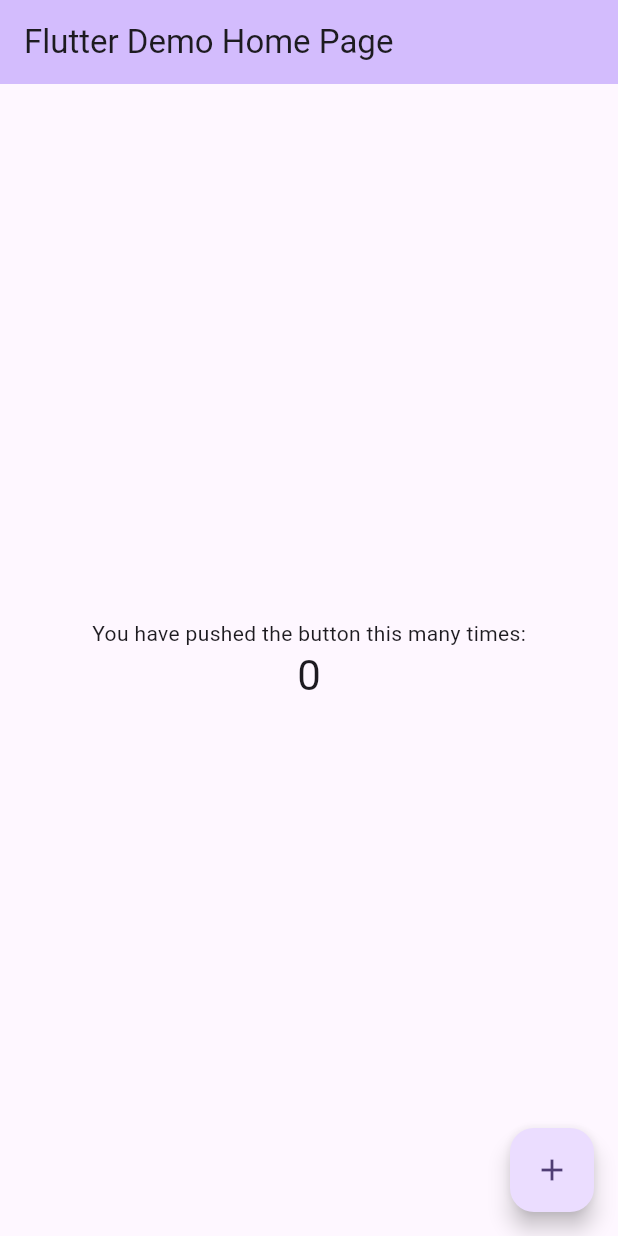
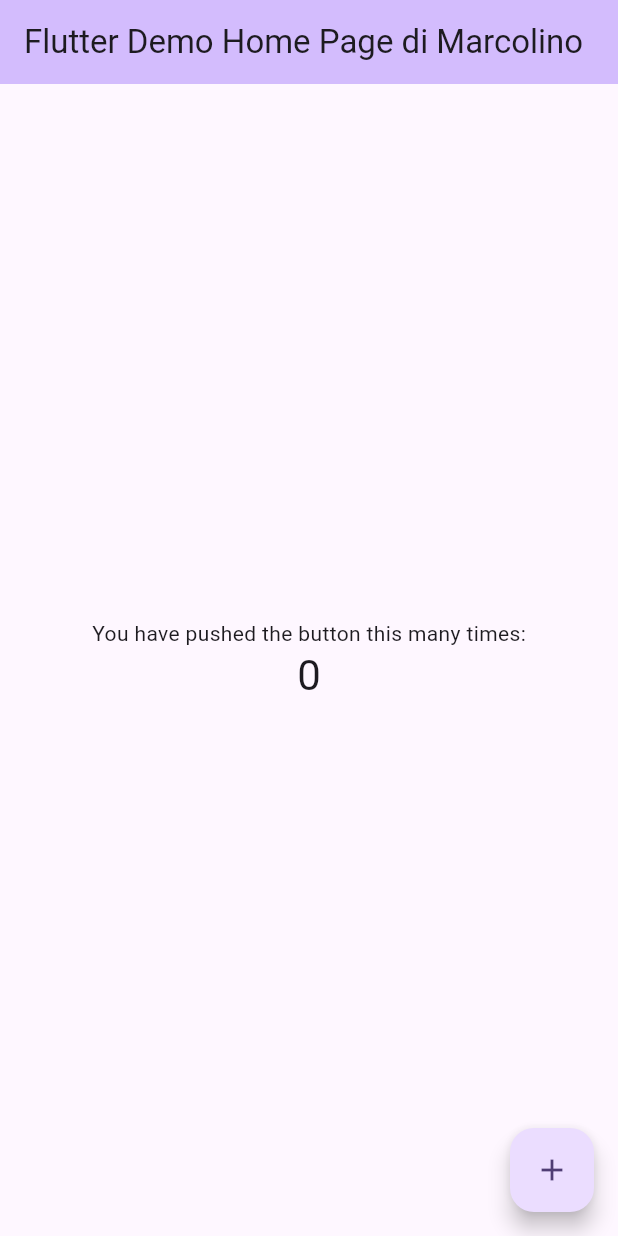
Before and after one commit to Marctie/FlutterDevCourse, a Flutter app: the screen it shows after launch, on a phone screen of 412 x 824 dp. Run offline on Flutter 3.47's test engine with Material 3 defaults, Android fonts, the phone set to English and light mode, and no system bars.

Commit message:
modifica incremento / decremento del numero

```diff
--- a/secondapp/lib/main.dart
+++ b/secondapp/lib/main.dart
@@ -31,7 +31,7 @@ class MyApp extends StatelessWidget {
         colorScheme: ColorScheme.fromSeed(seedColor: Colors.deepPurple),
         useMaterial3: true,
       ),
-      home: const MyHomePage(title: 'Flutter Demo Home Page'),
+      home: const MyHomePage(title: 'Flutter Demo Home Page di Marcolino'),
     );
   }
 }
@@ -65,6 +65,17 @@ class _MyHomePageState extends State<MyHomePage> {
       // _counter without calling setState(), then the build method would not be
       // called again, and so nothing would appear to happen.
       _counter++;
+    });
+  }
+
+  void _deCounter() {
+    setState(() {
+      // This call to setState tells the Flutter framework that something has
+      // changed in this State, which causes it to rerun the build method below
+      // so that the display can reflect the updated values. If we changed
+      // _counter without calling setState(), then the build method would not be
+      // called again, and so nothing would appear to happen.
+      _counter--;
     });
   }
 
@@ -117,9 +128,12 @@ class _MyHomePageState extends State<MyHomePage> {
       ),
       floatingActionButton: FloatingActionButton(
         onPressed: _incrementCounter,
+        //onPressed:_deCounter,
         tooltip: 'Increment',
         child: const Icon(Icons.add),
-      ), // This trailing comma makes auto-formatting nicer for build methods.
+      ),
+
+      // Ths trailing comma makes auto-formatting nicer for build methods.
     );
   }
 }
```
